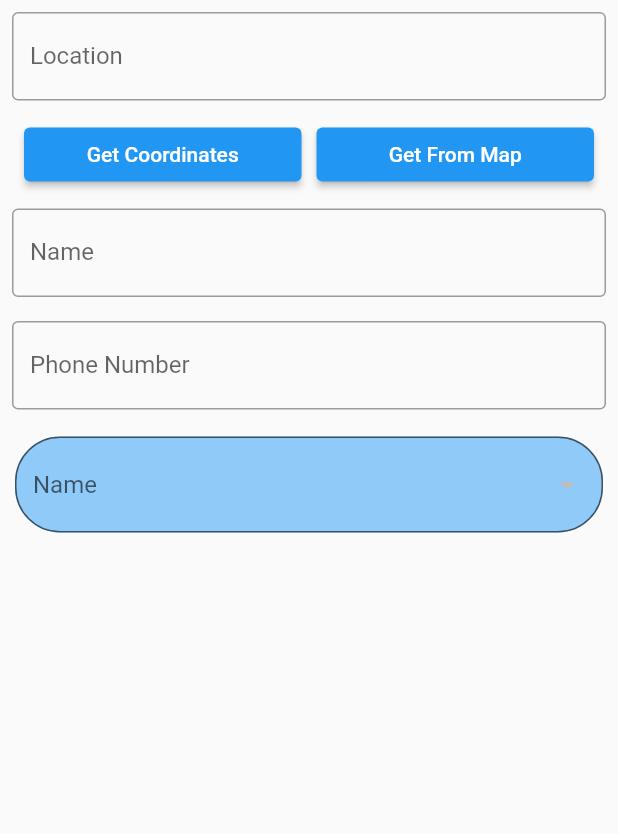
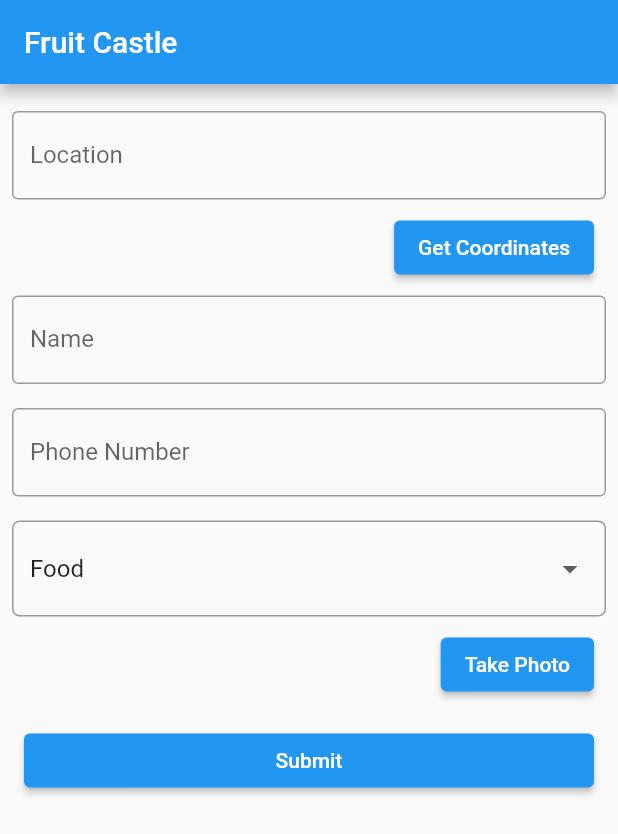
Before and after one commit to bnmdeveloper/mangoes, a Flutter app: the screen it shows after launch, after a tap on "Get Coordinates", on a phone screen of 412 x 824 dp. Shown: the top 834 px of the screen. Run offline on Flutter 3.47's test engine with Material 2 defaults, Android fonts, the light colour scheme and no system bars; our stand-ins replace geolocator; network calls fail.

Commit message:
created ui for login home

```diff
--- /dev/null
+++ b/lib/Home.dart
@@ -0,0 +1,167 @@
+import 'package:flutter/material.dart';
+import 'package:geolocator/geolocator.dart';
+
+class Home extends StatefulWidget {
+  const Home({Key? key}) : super(key: key);
+
+  @override
+  State<Home> createState() => _HomeState();
+}
+
+class _HomeState extends State<Home> {
+  String? _currentSelectedValue = 'Food';
+
+  // List of items in our dropdown menu
+  var _currencies = [
+    "Food",
+    "Transport",
+    "Personal",
+    "Shopping",
+    "Medical",
+    "Rent",
+    "Movie",
+    "Salary"
+  ];
+  @override
+  Widget build(BuildContext context) {
+    Future<Position> _determinePosition() async {
+      bool serviceEnabled;
+      LocationPermission permission;
+
+      // Test if location services are enabled.
+      serviceEnabled = await Geolocator.isLocationServiceEnabled();
+      if (!serviceEnabled) {
+        // Location services are not enabled don't continue
+        // accessing the position and request users of the
+        // App to enable the location services.
+        return Future.error('Location services are disabled.');
+      }
+
+      permission = await Geolocator.checkPermission();
+      if (permission == LocationPermission.denied) {
+        permission = await Geolocator.requestPermission();
+        if (permission == LocationPermission.denied) {
+          // Permissions are denied, next time you could try
+          // requesting permissions again (this is also where
+          // Android's shouldShowRequestPermissionRationale
+          // returned true. According to Android guidelines
+          // your App should show an explanatory UI now.
+          return Future.error('Location permissions are denied');
+        }
+      }
+
+      if (permission == LocationPermission.deniedForever) {
+        // Permissions are denied forever, handle appropriately.
+        return Future.error(
+            'Location permissions are permanently denied, we cannot request permissions.');
+      }
+
+      // When we reach here, permissions are granted and we can
+      // continue accessing the position of the device.
+      return await Geolocator.getCurrentPosition();
+    }
+
+    return Scaffold(
+      appBar: AppBar(title: Text("Fruit Castle")),
+      body: SingleChildScrollView(
+        child: Column(
+          children: [
+            SizedBox(
+              height: 10,
+            ),
+            Padding(
+              padding: const EdgeInsets.all(8.0),
+              child: TextField(
+                decoration: InputDecoration(
+                  border: OutlineInputBorder(),
+                  labelText: 'Location',
+                ),
+              ),
+            ),
+            Row(
+              mainAxisAlignment: MainAxisAlignment.end,
+              children: <Widget>[
+                Padding(
+                  padding: const EdgeInsets.only(right: 16.0),
+                  child: ElevatedButton(
+                    onPressed: () {
+                      print(_determinePosition().toString());
+                    },
+                    child: Text("Get Coordinates"),
+                  ),
+                ),
+              ],
+            ),
+            Padding(
+              padding: const EdgeInsets.all(8.0),
+              child: TextField(
+                decoration: InputDecoration(
+                  border: OutlineInputBorder(),
+                  labelText: 'Name',
+                ),
+              ),
+            ),
+            Padding(
+              padding: const EdgeInsets.all(8.0),
+              child: TextField(
+                decoration: InputDecoration(
+                  border: OutlineInputBorder(),
+                  labelText: 'Phone Number',
+                ),
+              ),
+            ),
+            Padding(
+              padding: const EdgeInsets.all(8.0),
+              child: FormField<String>(
+                builder: (FormFieldState<String> state) {
+                  return InputDecorator(
+                    decoration: InputDecoration(
+                        errorStyle:
+                            TextStyle(color: Colors.redAccent, fontSize: 16.0),
+                        hintText: 'Please select expense',
+                        border: OutlineInputBorder(
+                            borderRadius: BorderRadius.circular(5.0))),
+                    isEmpty: _currentSelectedValue == '',
+                    child: DropdownButtonHideUnderline(
+                      child: DropdownButton<String>(
+                        value: _currentSelectedValue,
+                        isDense: true,
+                        onChanged: (String? newValue) {
+                          setState(() {
+                            _currentSelectedValue = newValue;
+                            state.didChange(newValue);
+                          });
+                        },
+                        items: _currencies.map((String value) {
+                          return DropdownMenuItem<String>(
+                            value: value,
+                            child: Text(value),
+                          );
+                        }).toList(),
+                      ),
+                    ),
+                  );
+                },
+              ),
+            ),
+            Row(
+              mainAxisAlignment: MainAxisAlignment.end,
+              children: [
+                Padding(
+                  padding: const EdgeInsets.only(right: 16.0),
+                  child: ElevatedButton(
+                      onPressed: () {}, child: Text("Take Photo")),
+                ),
+              ],
+            ),
+            Container(
+              padding: EdgeInsets.all(16),
+              width: double.infinity,
+              child: ElevatedButton(onPressed: () {}, child: Text("Submit")),
+            ),
+          ],
+        ),
+      ),
+    );
+  }
+}
--- a/lib/main.dart
+++ b/lib/main.dart
@@ -1,90 +1,7 @@
 import 'package:flutter/material.dart';
+import 'package:mangoes/Home.dart';
+import 'package:mangoes/splash.dart';
 
 void main() {
-  runApp(Home());
+  runApp(MaterialApp(debugShowCheckedModeBanner: false, home: Home()));
 }
-
-class Home extends StatefulWidget {
-  const Home({Key? key}) : super(key: key);
-
-  @override
-  State<Home> createState() => _HomeState();
-}
-
-class _HomeState extends State<Home> {
-  String dropDownValue = 'One';
-  @override
-  Widget build(BuildContext context) {
-    return MaterialApp(
-      home: Scaffold(
-        body: SafeArea(
-          child: Column(
-            children: [
-              Padding(
-                padding: const EdgeInsets.all(8.0),
-                child: TextField(
-                  decoration: InputDecoration(
-                    border: OutlineInputBorder(),
-                    labelText: 'Location',
-                  ),
-                ),
-              ),
-              ListTile(
-                title: Row(
-                  children: <Widget>[
-                    Expanded(
-                        child: ElevatedButton(
-                      onPressed: () {},
-                      child: Text("Get Coordinates"),
-                    )),
-                    SizedBox(width: 10),
-                    Expanded(
-                        child: ElevatedButton(
-                      onPressed: () {},
-                      child: Text("Get From Map"),
-                    )),
-                  ],
-                ),
-              ),
-              Padding(
-                padding: const EdgeInsets.all(8.0),
-                child: TextField(
-                  decoration: InputDecoration(
-                    border: OutlineInputBorder(),
-                    labelText: 'Name',
-                  ),
-                ),
-              ),
-              Padding(
-                padding: const EdgeInsets.all(8.0),
-                child: TextField(
-                  decoration: InputDecoration(
-                    border: OutlineInputBorder(),
-                    labelText: 'Phone Number',
-                  ),
-                ),
-              ),
-              Container(
-                  padding: EdgeInsets.all(10),
-                  width: double.infinity,
-                  child: DropdownButtonFormField(
-                    decoration: InputDecoration(
-                        border: OutlineInputBorder(
-                          borderRadius: const BorderRadius.all(
-                            const Radius.circular(30.0),
-                          ),
-                        ),
-                        filled: true,
-                        hintStyle: TextStyle(color: Colors.grey[800]),
-                        hintText: "Name",
-                        fillColor: Colors.blue[200]),
-                    value: dropDownValue,
-                    items: [],
-                  )),
-            ],
-          ),
-        ),
-      ),
-    );
-  }
-}
--- /dev/null
+++ b/lib/splash.dart
@@ -0,0 +1,43 @@
+import 'dart:async';
+
+import 'package:flutter/material.dart';
+import 'package:mangoes/login.dart';
+
+class SplashScreen extends StatefulWidget {
+  @override
+  Splash createState() => Splash();
+}
+
+class Splash extends State<SplashScreen> {
+  @override
+  void initState() {
+    super.initState();
+  }
+
+  @override
+  Widget build(BuildContext context) {
+    Timer(
+        Duration(seconds: 3),
+        () => Navigator.of(context).pushReplacement(
+            MaterialPageRoute(builder: (BuildContext context) => Login())));
+
+    var assetsImage = new AssetImage('assets/images/logo.png');
+    var image = new Image(image: assetsImage, height: 300);
+
+    return MaterialApp(
+      home: Scaffold(
+        /* appBar: AppBar(
+          title: Text("MyApp"),
+          backgroundColor:
+              Colors.blue, //<- background color to combine with the picture :-)
+        ),*/
+        body: Container(
+          decoration: new BoxDecoration(color: Colors.white),
+          child: new Center(
+            child: image,
+          ),
+        ), //<- place where the image appears
+      ),
+    );
+  }
+}
--- a/pubspec.yaml
+++ b/pubspec.yaml
@@ -34,6 +34,8 @@ dependencies:
   # The following adds the Cupertino Icons font to your application.
   # Use with the CupertinoIcons class for iOS style icons.
   cupertino_icons: ^1.0.2
+  http: ^0.13.4
+  geolocator: ^8.2.0
 
 dev_dependencies:
   flutter_test:
@@ -58,8 +60,8 @@ flutter:
   uses-material-design: true
 
   # To add assets to your application, add an assets section, like this:
-  # assets:
-  #   - images/a_dot_burr.jpeg
+  assets:
+    - assets/images/logo.png
   #   - images/a_dot_ham.jpeg
 
   # An image asset can refer to one or more resolution-specific "variants", see
```
Also changed, not shown: lib/login.dart (+85 -0 lines), lib/modals/usermodal.dart (added, +61 -0 lines), assets/images/logo.png (added), pubspec.lock, 10 other files.
